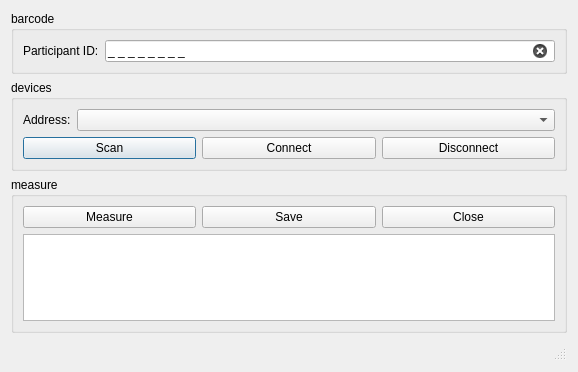
Before: the Qt Designer form src/prototype/LowEnergyThermometer/MainWindow.ui in inglis-dl/cypress, drawn with Qt 5.
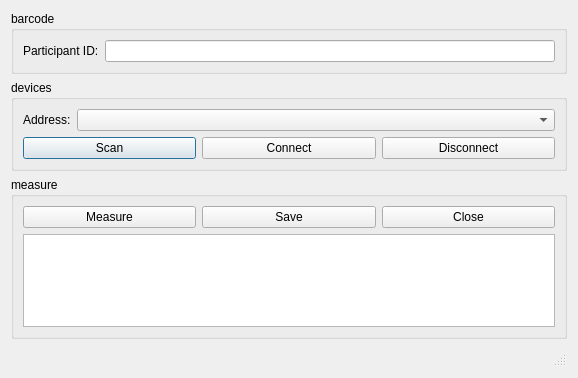
After: the same form once the commit is applied.

```diff
--- a/src/prototype/LowEnergyThermometer/MainWindow.ui
+++ b/src/prototype/LowEnergyThermometer/MainWindow.ui
@@ -7,7 +7,7 @@
     <x>0</x>
     <y>0</y>
     <width>578</width>
-    <height>372</height>
+    <height>378</height>
    </rect>
   </property>
   <property name="windowTitle">
@@ -39,10 +39,10 @@
       <item>
        <widget class="QLineEdit" name="barcodeLineEdit">
         <property name="inputMask">
-         <string>0 0 0 0 0 0 0 0;_</string>
+         <string/>
         </property>
         <property name="text">
-         <string>       </string>
+         <string/>
         </property>
         <property name="maxLength">
          <number>15</number>
```
Left out of the diff: 4 changed lines with no effect on the pictures.
